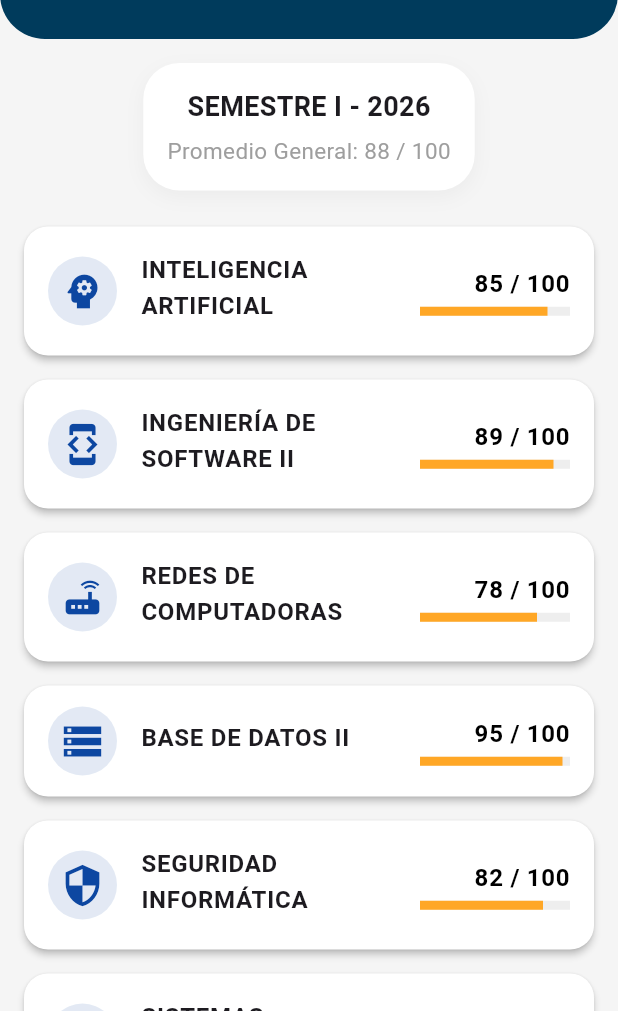
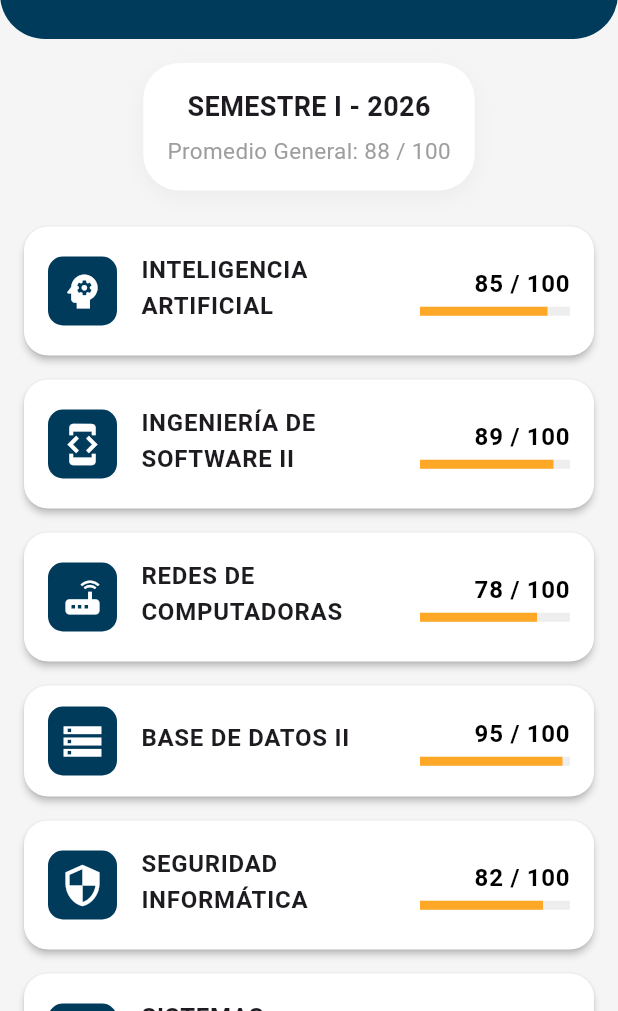
Before and after one commit to Jonath117/ActividadEnDuo, a Flutter app: the screen it shows after launch, on a phone screen of 412 x 824 dp, the part 225-1236 px from its top. Run offline on Flutter 3.47's test engine with Material 3 defaults, Android fonts, the phone set to English and light mode, and no system bars.

Commit message:
fix(colors)

```diff
--- a/lib/features/notas/widgets/materia_expansion_card.dart
+++ b/lib/features/notas/widgets/materia_expansion_card.dart
@@ -31,7 +31,7 @@ class _MateriaExpansionCardState extends State<MateriaExpansionCard> {
   Widget build(BuildContext context) {
     final double progreso = widget.notaFinal / 100.0;
 
-    const Color ucbDarkBlue = Color(0xFF0D47A1);
+    const Color ucbDarkBlue = Color(0xFF003B5C);
 
     return Card(
       elevation: 2,
@@ -54,10 +54,11 @@ class _MateriaExpansionCardState extends State<MateriaExpansionCard> {
           leading: Container(
             padding: const EdgeInsets.all(8),
             decoration: BoxDecoration(
-              color: ucbDarkBlue.withAlpha(30),
-              shape: BoxShape.circle,
+              color: ucbDarkBlue,
+              shape: BoxShape.rectangle,
+              borderRadius: BorderRadius.circular(10)
             ),
-            child: Icon(widget.icono, color: ucbDarkBlue, size: 30),
+            child: Icon(widget.icono, color: Colors.white, size: 30),
           ),
           title: _isExpanded
               ? Text(
```
